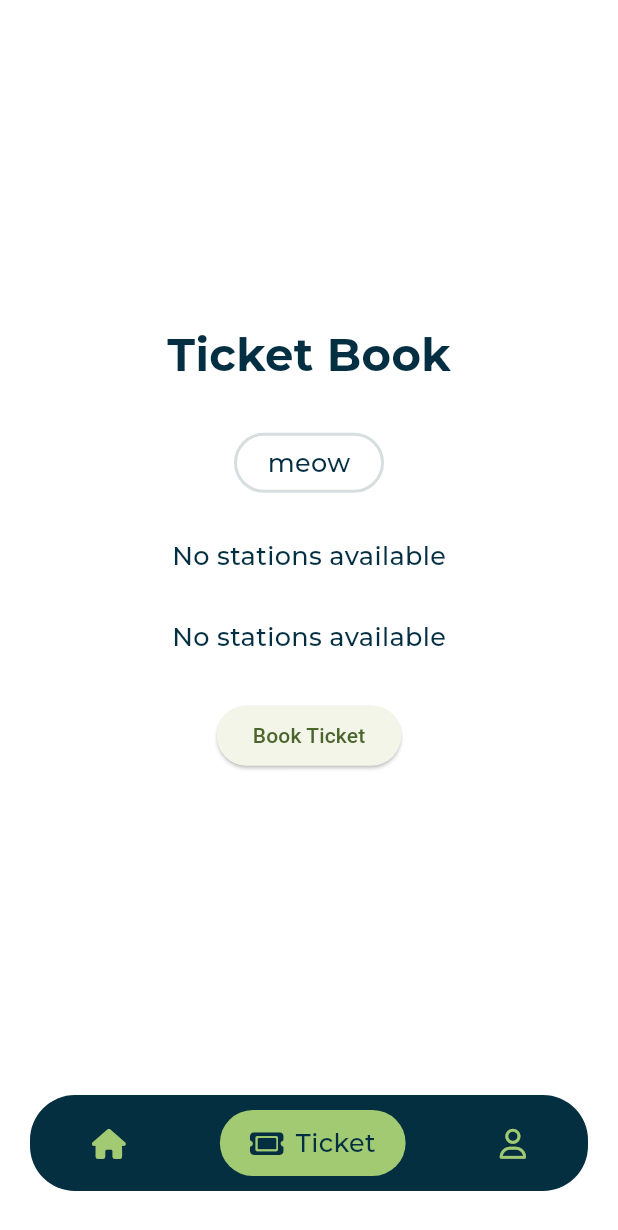
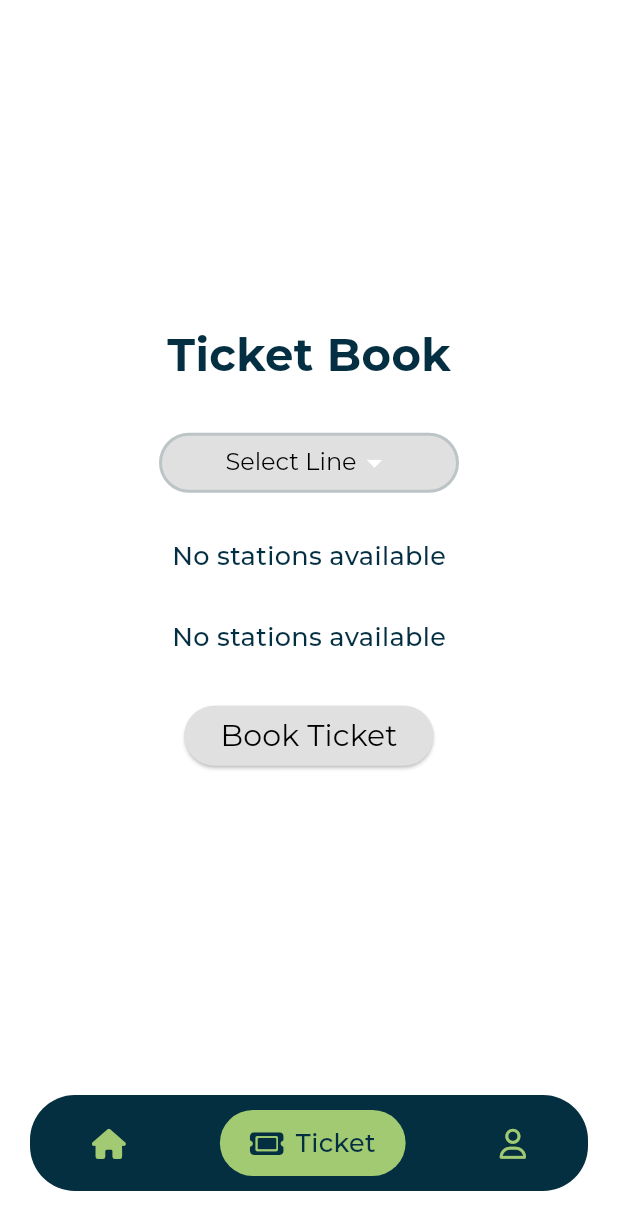
Before and after one commit to naannvd/Safar, a Flutter app: the TicketBook screen opened directly, on a phone screen of 412 x 824 dp. Shown: the top 1230 px of the screen. Run offline on Flutter 3.47's test engine with Material 3 defaults, Android fonts, the phone set to English and light mode, and no system bars; our stand-ins replace cloud_firestore, firebase_auth, firebase_core, font_awesome_flutter, google_fonts, google_maps_flutter and 1 more; missing offline and left inert: drop_down_list, flutter_polyline_points; accounts and stored records are empty; project files that could hold a hidden picture were left out.

Commit message:
Ticket book small fixes

```diff
--- a/lib/P_Routes/routes_main.dart
+++ b/lib/P_Routes/routes_main.dart
@@ -29,7 +29,7 @@ class RoutesMain extends StatelessWidget {
           const SizedBox(height: 100), // Spacing at the top
           Text(
             'Metro Routes',
-            style: Theme.of(context).textTheme.titleMedium,
+            style: Theme.of(context).textTheme.displayLarge,
           ),
           const SizedBox(height: 80),
           // Using FutureBuilder to dynamically get routes
--- a/lib/Profile/profile.dart
+++ b/lib/Profile/profile.dart
@@ -1,4 +1,4 @@
-import 'package:firebase_auth/firebase_auth.dart';
+// import 'package:firebase_auth/firebase_auth.dart';
 import 'package:flutter/material.dart';
 import 'package:safar/Widgets/bottom_nav_bar.dart'; // Import your RoundedNavBar file
 
--- a/lib/Tickets/ticket_book.dart
+++ b/lib/Tickets/ticket_book.dart
@@ -13,6 +13,18 @@ class TicketBook extends StatefulWidget {
 class _TicketBookState extends State<TicketBook> {
   String? _selectedStationFrom;
   String? _selectedStationTo;
+  String? _selectedLine;
+
+  // Map for metro lines and their corresponding colors
+  final Map<String, Color> lineColors = {
+    'Blue': const Color(0xFF3E7C98),
+    'Red': const Color(0xFFCC3636),
+    'Green': const Color(0xFFA1CA73),
+    'Orange': const Color(0xFFE06236),
+  };
+
+  // List of metro lines
+  final List<String> metroLines = ['Blue', 'Red', 'Green', 'Orange'];
 
   void _onFromStationSelect(String station) {
     setState(() {
@@ -26,9 +38,11 @@ class _TicketBookState extends State<TicketBook> {
     });
   }
 
-  // void generateTicket(String toStation, String fromStation){
-
-  // }
+  void _onLineSelect(String? line) {
+    setState(() {
+      _selectedLine = line;
+    });
+  }
 
   @override
   Widget build(BuildContext context) {
@@ -52,17 +66,55 @@ class _TicketBookState extends State<TicketBook> {
             Container(
               alignment: Alignment.center,
               height: 40,
-              width: 100,
-              // color: Colors.black,
+              width: 200,
               decoration: BoxDecoration(
-                // color: Colors.black,
+                color: _selectedLine != null
+                    ? lineColors[_selectedLine]
+                    : Colors.grey[300], // Change color based on selected line
                 border: Border.all(
                   color: const Color.fromARGB(41, 4, 47, 64),
                   width: 2,
                 ),
                 borderRadius: BorderRadius.circular(20),
               ),
-              child: const Text('meow'),
+              child: DropdownButton<String>(
+                value: _selectedLine,
+                hint: const Text(
+                  'Select Line',
+                  style: TextStyle(
+                    color: Colors.black,
+                    fontFamily: 'Montserrat',
+                    fontSize: 16,
+                  ),
+                ),
+                dropdownColor: _selectedLine != null
+                    ? lineColors[_selectedLine] // Change dropdown color
+                    : Colors.grey[300],
+                icon: const Icon(
+                  Icons.arrow_drop_down,
+                  color: Colors.white,
+                ),
+                underline: Container(), // Remove the default underline
+                onChanged: _onLineSelect,
+                style: const TextStyle(
+                  // Set the style for the selected text
+                  color: Colors.white, // Change selected text color to white
+                  fontSize: 16,
+                ),
+                items: metroLines.map((String line) {
+                  return DropdownMenuItem<String>(
+                    value: line,
+                    child: Text(
+                      line,
+                      style: TextStyle(
+                        color: _selectedLine == null
+                            ? Colors.black
+                            : Colors.white, // Selected item color logic
+                      ),
+                    ),
+                  );
+                }).toList(),
+              ),
             ),
             const SizedBox(
               height: 30,
@@ -90,16 +142,43 @@ class _TicketBookState extends State<TicketBook> {
               height: 30,
             ),
             ElevatedButton(
+                style: ElevatedButton.styleFrom(
+                  backgroundColor: _selectedLine != null
+                      ? lineColors[_selectedLine]
+                      : Colors.grey[300], //
+                ),
                 onPressed: () {
-                  Navigator.push(
+                  if (_selectedStationFrom != null &&
+                      _selectedStationTo != null &&
+                      _selectedLine != null) {
+                    Navigator.push(
                       context,
                       MaterialPageRoute(
                         builder: (context) => TicketCard(
                             fromStation: _selectedStationFrom!,
                             toStation: _selectedStationTo!),
-                      ));
+                      ),
+                    );
+                  } else {
+                    // Display an error message if any field is not selected
+                    ScaffoldMessenger.of(context).showSnackBar(
+                      const SnackBar(
+                        content: Text('Please select a line and stations.'),
+                      ),
+                    );
+                  }
                 },
-                child: const Text('Book Ticket')),
+                child: Text(
+                  'Book Ticket',
+                  style: TextStyle(
+                      color: _selectedLine != null
+                          ? Colors.white
+                          : Colors
+                              .black, // Change text color based on selected line
+                      fontSize: 20,
+                      fontFamily: 'Montserrat',
+                      fontWeight: FontWeight.w400),
+                )),
           ],
         ),
       ),
--- a/lib/main.dart
+++ b/lib/main.dart
@@ -94,7 +94,7 @@ class MyApp extends StatelessWidget {
             return const CircularProgressIndicator();
           }
           if (snapshot.hasData) {
-            return const WelcomeScreen();
+            return const LandingPage();
           }
           return RoutesMain();
         },
```
Also changed, not shown: lib/P_Routes/route_card.dart (+4 -4 lines), lib/P_Routes/route_details.dart (+5 -5 lines), lib/Tickets/ticket.dart (+44 -98 lines).
